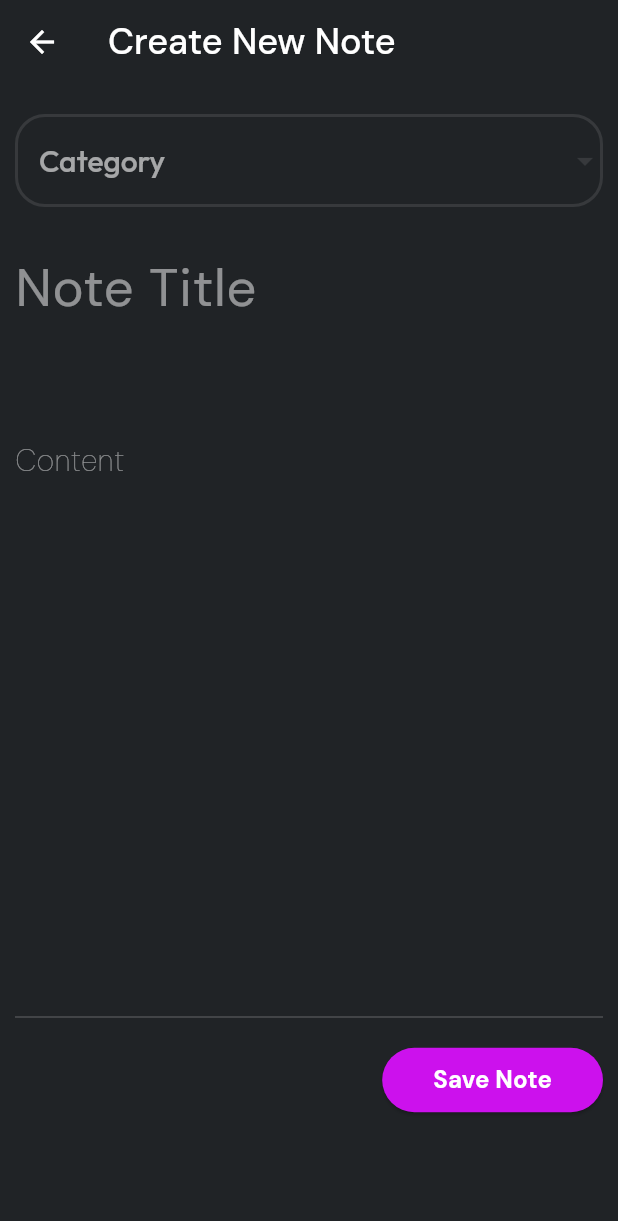
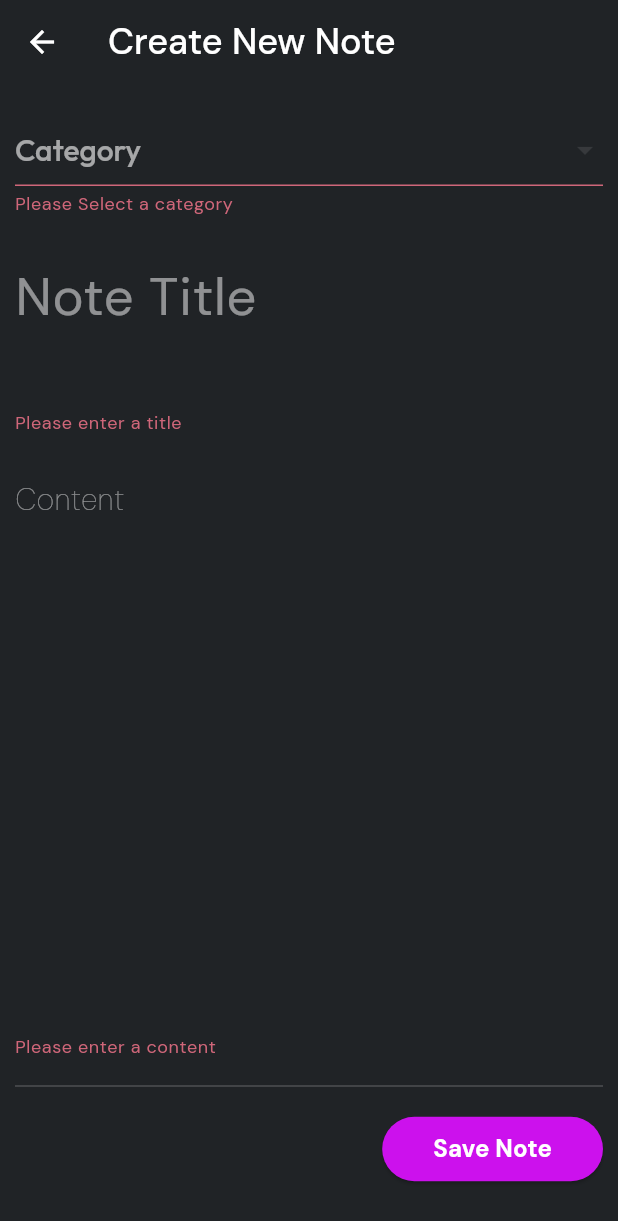
Before and after one commit to AkelaDumindu/flutter_app4_UniNoteMaster, a Flutter app: the CreateNewNotePage screen opened directly with empty values, after a tap on "Save Note", on a phone screen of 412 x 824 dp. Shown: the top 1221 px of the screen. Run offline on Flutter 3.47's test engine with Material 3 defaults, Android fonts, the phone set to English and light mode, and no system bars; our stand-ins replace go_router, google_fonts, hive, hive_flutter; accounts and stored records are empty.

Commit message:
further created create note page

```diff
--- a/lib/pages/create_new_note.dart
+++ b/lib/pages/create_new_note.dart
@@ -1,9 +1,14 @@
+import 'package:flutter/foundation.dart';
 import 'package:flutter/material.dart';
+import 'package:flutter_app4_uninotemaster/helpers/snackbar.dart';
+import 'package:flutter_app4_uninotemaster/modals/note_modals.dart';
 import 'package:flutter_app4_uninotemaster/services/note_service.dart';
 import 'package:flutter_app4_uninotemaster/utils/colors.dart';
 import 'package:flutter_app4_uninotemaster/utils/constant.dart';
+import 'package:flutter_app4_uninotemaster/utils/router_pages.dart';
 import 'package:flutter_app4_uninotemaster/utils/text_style.dart';
 import 'package:google_fonts/google_fonts.dart';
+import 'package:uuid/uuid.dart';
 
 class CreateNewNotePage extends StatefulWidget {
   final bool isNewCategory;
@@ -16,6 +21,21 @@ class CreateNewNotePage extends StatefulWidget {
 class _CreateNewNotePageState extends State<CreateNewNotePage> {
   List<String> categories = [];
   final NoteService noteService = NoteService();
+
+  final _formKey = GlobalKey<FormState>();
+  final TextEditingController _noteTitleCotroller = TextEditingController();
+  final TextEditingController _noteContentCotroller = TextEditingController();
+  final TextEditingController _noteCategoryCotroller = TextEditingController();
+  String category = 'Work';
+
+  void dispose() {
+    _noteTitleCotroller.dispose();
+    _noteContentCotroller.dispose();
+    _noteCategoryCotroller.dispose();
+
+    super.dispose();
+  }
+
   Future _loadCategories() async {
     categories = await noteService.getAllCategories();
 
@@ -34,7 +54,7 @@ class _CreateNewNotePageState extends State<CreateNewNotePage> {
   Widget build(BuildContext context) {
     return Scaffold(
       appBar: AppBar(
-        title: Text(
+        title: const Text(
           "Create New Note",
           style: AppTextStyles.appSubtitle,
         ),
@@ -42,7 +62,7 @@ class _CreateNewNotePageState extends State<CreateNewNotePage> {
       body: SingleChildScrollView(
         child: Column(
           children: [
-            SizedBox(
+            const SizedBox(
               height: 20,
             ),
             Container(
@@ -50,6 +70,7 @@ class _CreateNewNotePageState extends State<CreateNewNotePage> {
                 horizontal: AppConstants.kDefaultPadding / 2,
               ),
               child: Form(
+                key: _formKey,
                 child: Column(
                   children: [
                     widget.isNewCategory
@@ -58,6 +79,13 @@ class _CreateNewNotePageState extends State<CreateNewNotePage> {
                               borderRadius: BorderRadius.circular(10),
                             ),
                             child: TextFormField(
+                              controller: _noteCategoryCotroller,
+                              validator: (value) {
+                                if (value == null || value.isEmpty) {
+                                  return 'Please enter a category';
+                                }
+                                return null;
+                              },
                               style: TextStyle(
                                 color: AppColors.kWhiteColor,
                                 fontFamily: GoogleFonts.outfit().fontFamily,
@@ -99,6 +127,12 @@ class _CreateNewNotePageState extends State<CreateNewNotePage> {
 
                             // add category dropdown menu
                             child: DropdownButtonFormField(
+                              validator: (value) {
+                                if (value == null || value.isEmpty) {
+                                  return 'Please Select a category';
+                                }
+                                return null;
+                              },
                               style: TextStyle(
                                 color: AppColors.kWhiteColor,
                                 fontFamily: GoogleFonts.outfit().fontFamily,
@@ -145,6 +179,13 @@ class _CreateNewNotePageState extends State<CreateNewNotePage> {
 
                     //note title
                     TextFormField(
+                      controller: _noteTitleCotroller,
+                      validator: (value) {
+                        if (value == null || value.isEmpty) {
+                          return 'Please enter a title';
+                        }
+                        return null;
+                      },
                       maxLines: 2,
                       style: TextStyle(
                         color: AppColors.kWhiteColor,
@@ -168,6 +209,13 @@ class _CreateNewNotePageState extends State<CreateNewNotePage> {
                     //note content
 
                     TextFormField(
+                      controller: _noteContentCotroller,
+                      validator: (value) {
+                        if (value == null || value.isEmpty) {
+                          return 'Please enter a content';
+                        }
+                        return null;
+                      },
                       maxLines: 12,
                       style: TextStyle(
                         color: AppColors.kWhiteColor,
@@ -200,17 +248,45 @@ class _CreateNewNotePageState extends State<CreateNewNotePage> {
                         // add the button
                         ElevatedButton(
                           style: ButtonStyle(
-                            backgroundColor:
-                                WidgetStatePropertyAll(AppColors.kFabColor),
+                            backgroundColor: const WidgetStatePropertyAll(
+                                AppColors.kFabColor),
                             shape: WidgetStatePropertyAll(
                               RoundedRectangleBorder(
                                 borderRadius: BorderRadius.circular(100),
                               ),
                             ),
                           ),
-                          onPressed: () {},
-                          child: Padding(
-                            padding: const EdgeInsets.all(10),
+                          onPressed: () {
+                            //save the note
+                            if (_formKey.currentState!.validate()) {
+                              try {
+                                final NoteService noteService = NoteService();
+                                noteService.addNewNote(
+                                  NoteModals(
+                                    title: _noteTitleCotroller.text,
+                                    category: widget.isNewCategory
+                                        ? _noteCategoryCotroller.text
+                                        : category,
+                                    content: _noteContentCotroller.text,
+                                    date: DateTime.now(),
+                                    id: const Uuid().v4(),
+                                  ),
+                                );
+
+                                // snack bar
+                                AppHelpers.showSnackBar(
+                                    context, "Note Saved Succesfully!");
+                                _noteContentCotroller.clear();
+                                _noteTitleCotroller.clear();
+                                RouterClass.router.go("/notes");
+                              } catch (e) {
+                                AppHelpers.showSnackBar(
+                                    context, "Note save failed!");
+                              }
+                            }
+                          },
+                          child: const Padding(
+                            padding: EdgeInsets.all(10),
                             child: Text(
                               "Save Note",
                               style: AppTextStyles.appButton,
```
Also changed, not shown: lib/helpers/snackbar.dart (added, +18 -0 lines), lib/services/note_service.dart (+12 -0 lines).
